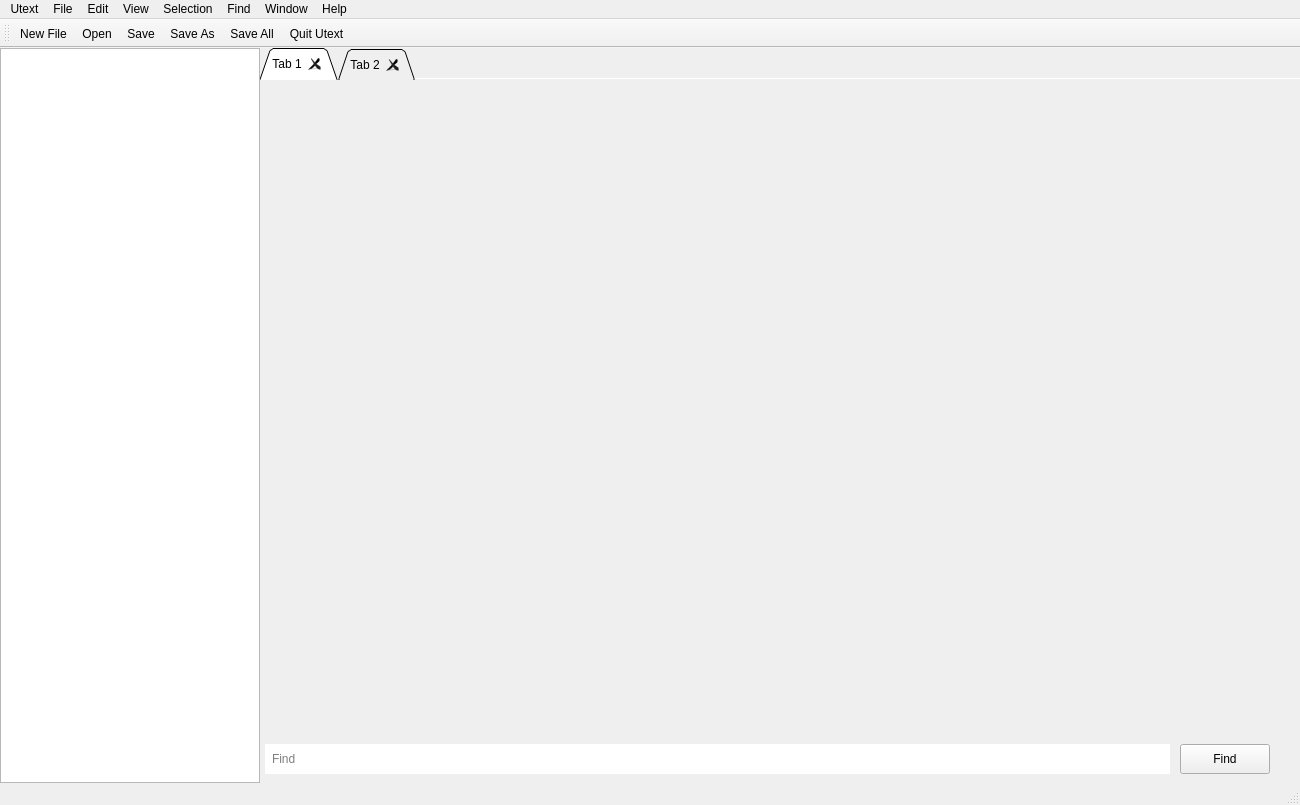
The window that app/src/mainwindow.ui (N-911/CPP-Utext) describes before a commit, drawn with Qt 5.
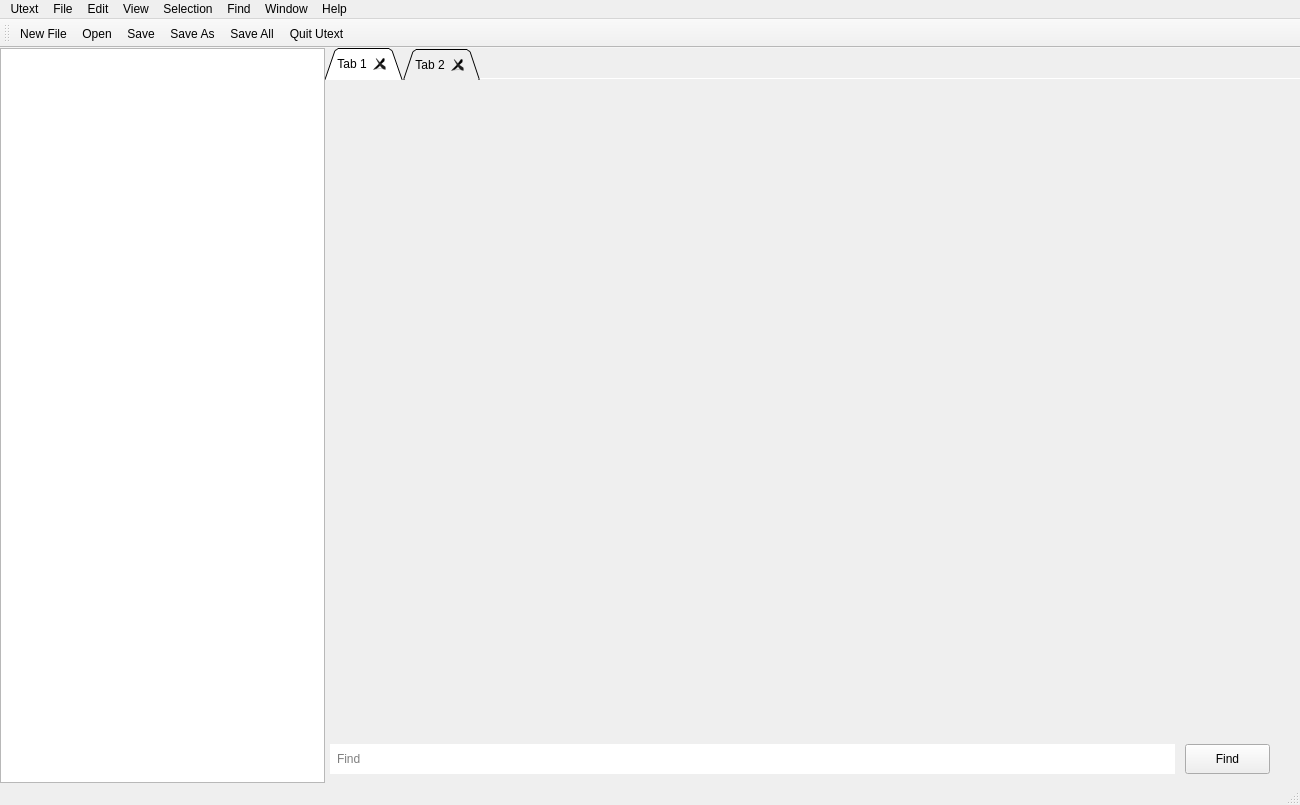
The same window after the commit.

Diff of the .ui file:
```diff
--- a/app/src/mainwindow.ui
+++ b/app/src/mainwindow.ui
@@ -53,7 +53,7 @@
      <height>0</height>
     </size>
    </property>
-   <layout class="QGridLayout" name="gridLayout_2" columnstretch="1,4">
+   <layout class="QGridLayout" name="gridLayout_2" columnstretch="1,0">
     <property name="leftMargin">
      <number>0</number>
     </property>
@@ -69,8 +69,52 @@
     <property name="spacing">
      <number>0</number>
     </property>
-    <item row="1" column="1">
+    <item row="0" column="0" colspan="2">
+     <layout class="QGridLayout" name="gridLayout" columnstretch="1,3,0,0">
+      <property name="spacing">
+       <number>0</number>
+      </property>
+      <item row="0" column="0">
+       <widget class="QTreeView" name="treeView">
+        <property name="minimumSize">
+         <size>
+          <width>250</width>
+          <height>0</height>
+         </size>
+        </property>
+        <property name="lineWidth">
+         <number>1</number>
+        </property>
+        <property name="dragEnabled">
+         <bool>true</bool>
+        </property>
+        <property name="dragDropMode">
+         <enum>QAbstractItemView::DragDrop</enum>
+        </property>
+        <property name="headerHidden">
+         <bool>true</bool>
+        </property>
+       </widget>
+      </item>
+      <item row="0" column="1" colspan="2">
+       <layout class="QVBoxLayout" name="verticalLayout">
+        <property name="spacing">
+         <number>0</number>
+        </property>
+        <property name="leftMargin">
+         <number>0</number>
+        </property>
+        <property name="bottomMargin">
+         <number>0</number>
+        </property>
+        <item>
      <widget class="QTabWidget" name="tabWidget">
+          <property name="sizePolicy">
+           <sizepolicy hsizetype="Expanding" vsizetype="Expanding">
+            <horstretch>0</horstretch>
+            <verstretch>0</verstretch>
+           </sizepolicy>
+          </property>
       <property name="tabShape">
        <enum>QTabWidget::Triangular</enum>
       </property>
@@ -119,23 +163,7 @@
       </widget>
      </widget>
     </item>
-    <item row="1" column="0" rowspan="3">
-     <widget class="QTreeView" name="treeView">
-      <property name="minimumSize">
-       <size>
-        <width>250</width>
-        <height>0</height>
-       </size>
-      </property>
-      <property name="dragEnabled">
-       <bool>true</bool>
-      </property>
-      <property name="dragDropMode">
-       <enum>QAbstractItemView::DragDrop</enum>
-      </property>
-     </widget>
-    </item>
-    <item row="2" column="1">
+        <item>
      <widget class="QWidget" name="findWidget" native="true">
       <layout class="QHBoxLayout" name="horizontalLayout" stretch="10,1">
        <property name="spacing">
@@ -191,6 +219,10 @@
      </widget>
     </item>
    </layout>
+      </item>
+     </layout>
+    </item>
+   </layout>
   </widget>
   <widget class="QStatusBar" name="statusbar"/>
   <widget class="QMenuBar" name="menuBar">
```
Left out of the diff: 18 changed lines with no effect on the pictures. Lines whose indentation alone changed are shown as unchanged.
